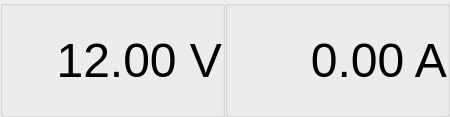
The window that src/views/ui/floating_classic.ui (yanyang517/powerSupplyMaster) describes before a commit, drawn with Qt 5.
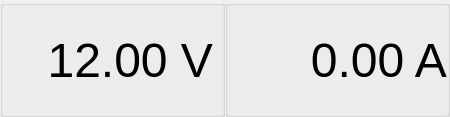
The same window after the commit.

Commit message: feat(floating_window): add transparency and drag-to-move functionality refactor(main_window): integrate floating window and UI setup chore(ui): update UI files and add views package init

Diff of the .ui file:
```diff
--- a/src/views/ui/floating_classic.ui
+++ b/src/views/ui/floating_classic.ui
@@ -52,22 +52,7 @@
      <property name="flat">
       <bool>true</bool>
      </property>
-     <layout class="QHBoxLayout" name="horizontalLayout_8">
-      <property name="spacing">
-       <number>0</number>
-      </property>
-      <property name="leftMargin">
-       <number>0</number>
-      </property>
-      <property name="topMargin">
-       <number>0</number>
-      </property>
-      <property name="rightMargin">
-       <number>0</number>
-      </property>
-      <property name="bottomMargin">
-       <number>0</number>
-      </property>
+     <layout class="QHBoxLayout" name="horizontalLayout_2">
       <item>
        <widget class="QLabel" name="voltage_label">
         <property name="font">
```
Left out of the diff: 3 changed lines with no effect on the pictures. The commit also changes 6 other files.
